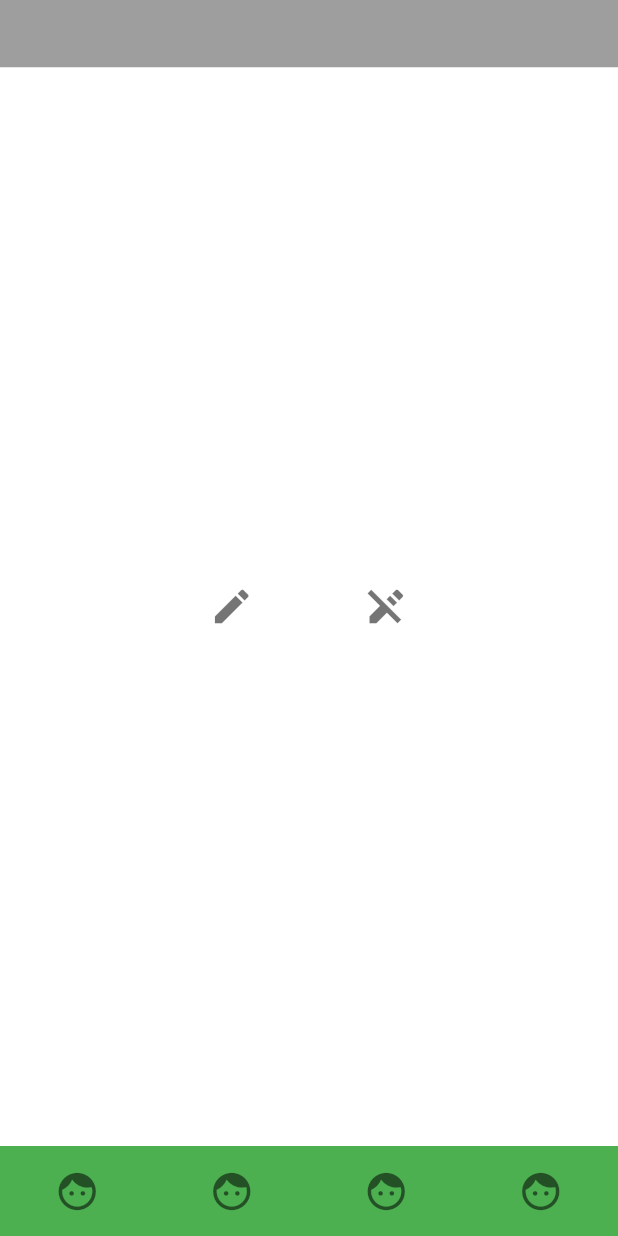
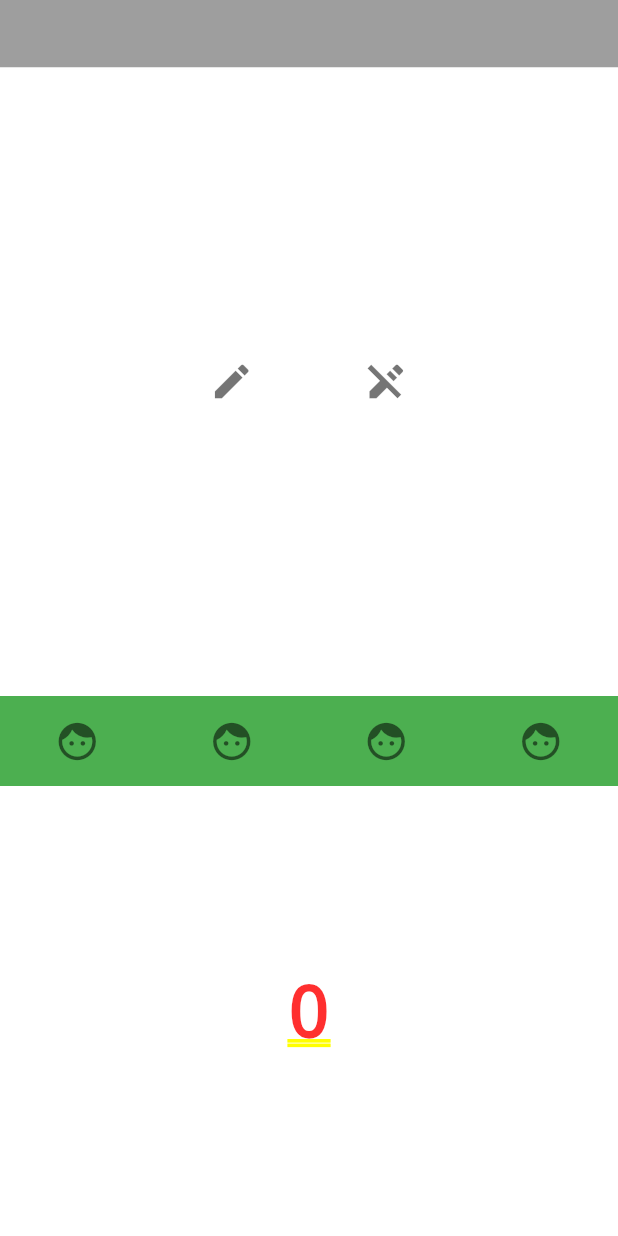
Before and after one commit to koocyton/flutter_editor_hub, a Flutter app: the screen it shows after launch, after a tap on the "face" icon, on a phone screen of 412 x 824 dp. Run offline on Flutter 3.47's test engine with Material 3 defaults, Android fonts, the phone set to English and light mode, and no system bars.

Commit message:
比较绕

```diff
--- a/lib/editor_demo_page.dart
+++ b/lib/editor_demo_page.dart
@@ -96,11 +96,11 @@ class EditorDemoPageState extends State<EditorDemoPage> {
   }
 
   List<Widget> panels() {
-    return [
-      Container(child:Text("a")),
-      Container(child:Text("a")),
-      Container(child:Text("a")),
-      Container(child:Text("a"))
+    return const [
+      SizedBox(child: Text("0")),
+      SizedBox(child: Text("1")),
+      SizedBox(child: Text("2")),
+      SizedBox(child: Text("3"))
     ];
   }
 
--- a/lib/editor_hub_controller.dart
+++ b/lib/editor_hub_controller.dart
@@ -6,7 +6,11 @@ class EditorHubController {
 
   double panelBottomMargin = 0;
 
+  bool disableKeyboard = false;
+
   int bottomAnimatedMilliseconds = 0;
+
+  final double maxPanelBottomMargin = 300;
 
   EditorHubController();
 
@@ -16,7 +20,7 @@ class EditorHubController {
     hubState = state;
   }
 
-  void onKeyboardShowing(double bm) {
+  void keyboardShowing(double bm) {
     if (panelBottomMargin<bm) {
       hubState.setState((){
         bottomAnimatedMilliseconds = 0;
@@ -26,10 +30,10 @@ class EditorHubController {
     keyboradBottomMargin = bm;
   }
 
-  void onKeyboardHiding(double bm) {
+  void keyboardHiding(double bm) {
     if (panelBottomMargin>bm) {
       hubState.setState((){
-        bottomAnimatedMilliseconds = 0;
+        bottomAnimatedMilliseconds = 200;
         panelBottomMargin = bm;
       });
     }
@@ -39,6 +43,11 @@ class EditorHubController {
   void switchPanelBar(int idx) {
     statusDispatcher(
       onPanelHideKbHide:(){
+        hubState.setState((){
+          bottomAnimatedMilliseconds = 200;
+          disableKeyboard = true;
+          panelBottomMargin = maxPanelBottomMargin;
+        });
       },
       onPanelShowKbHide:(){
       },
--- a/lib/editor_hub_widget.dart
+++ b/lib/editor_hub_widget.dart
@@ -31,10 +31,10 @@ class EditorHubWidgetState extends State<EditorHubWidget> {
   Widget build(BuildContext context) {
     return KeyboardEventWidget(
       onKbHiding: (bm){
-        widget.controller.onKeyboardHiding(bm);
+        widget.controller.keyboardHiding(bm);
       },
       onKbShowing: (bm){
-        widget.controller.onKeyboardShowing(bm);
+        widget.controller.keyboardShowing(bm);
       },
       child: Column(
         children:[
```
